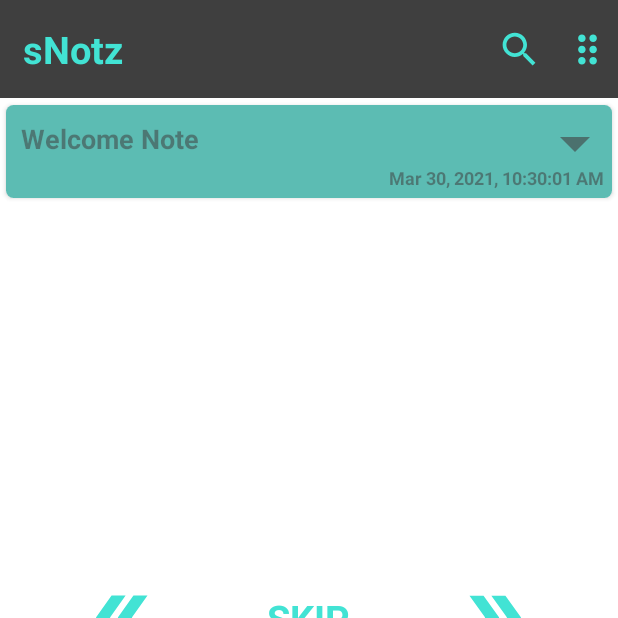
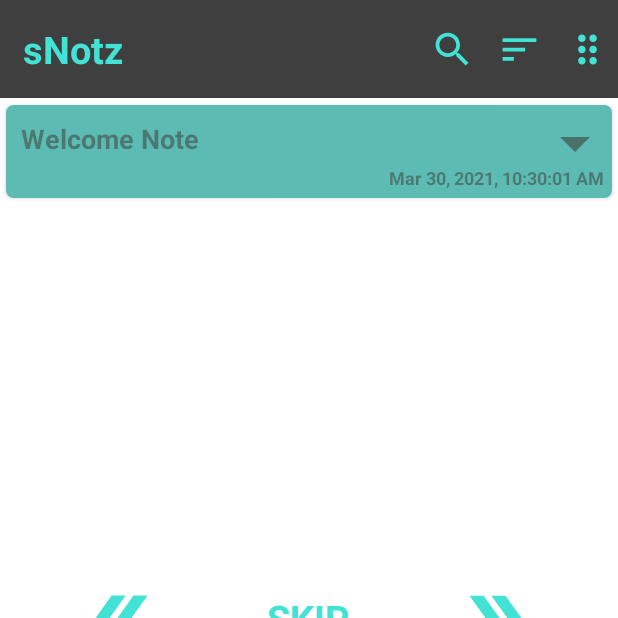
Before and after one commit to sunilpaulmathew/sNotz, an Android app: the screen it shows after launch (WelcomeActivity), on a phone screen of 412 x 824 dp, the top half of it. Run offline under Robolectric (Android 15) with nearby library versions, the phone set to English and light mode, and no system bars.

Commit message:
Added missing sort icon to welcome activity
Signed-off-by: sunilpaulmathew <sunil.kde@gmail.com>

```diff
--- a/app/src/main/res/layout/activity_main.xml
+++ b/app/src/main/res/layout/activity_main.xml
@@ -28,7 +28,7 @@
 
         <com.google.android.material.textview.MaterialTextView
             android:id="@+id/app_title"
-            android:layout_width="match_parent"
+            android:layout_width="wrap_content"
             android:layout_height="match_parent"
             android:layout_gravity="start"
             android:text="@string/app_name"
--- a/app/src/main/res/layout/activity_welcome.xml
+++ b/app/src/main/res/layout/activity_welcome.xml
@@ -15,7 +15,7 @@
         android:background="@color/color_black" >
 
         <com.google.android.material.textview.MaterialTextView
-            android:layout_width="match_parent"
+            android:layout_width="wrap_content"
             android:layout_height="match_parent"
             android:layout_gravity="start"
             android:text="@string/app_name"
@@ -28,6 +28,16 @@
             android:layout_width="wrap_content"
             android:layout_height="match_parent"
             android:src="@drawable/ic_search"
+            android:tint="?attr/colorAccent"
+            android:layout_marginEnd="90dp"
+            android:padding="5dp"
+            android:background="@null"
+            android:layout_gravity="end" />
+
+        <androidx.appcompat.widget.AppCompatImageButton
+            android:layout_width="wrap_content"
+            android:layout_height="match_parent"
+            android:src="@drawable/ic_sort"
             android:tint="?attr/colorAccent"
             android:layout_marginEnd="45dp"
             android:padding="5dp"
```
